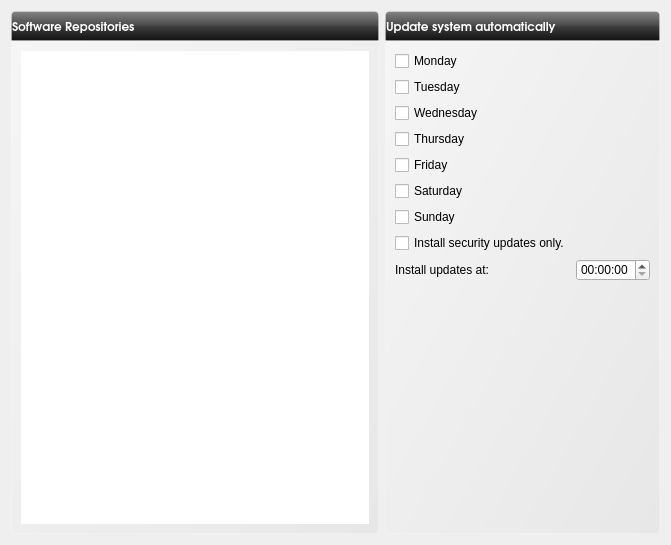
First picture: the form in 2.0/renan.cakirerk/ahenk/lider/lider/plugins/plugin_software/software.ui, repository pars-linux/uludag, before the edit.
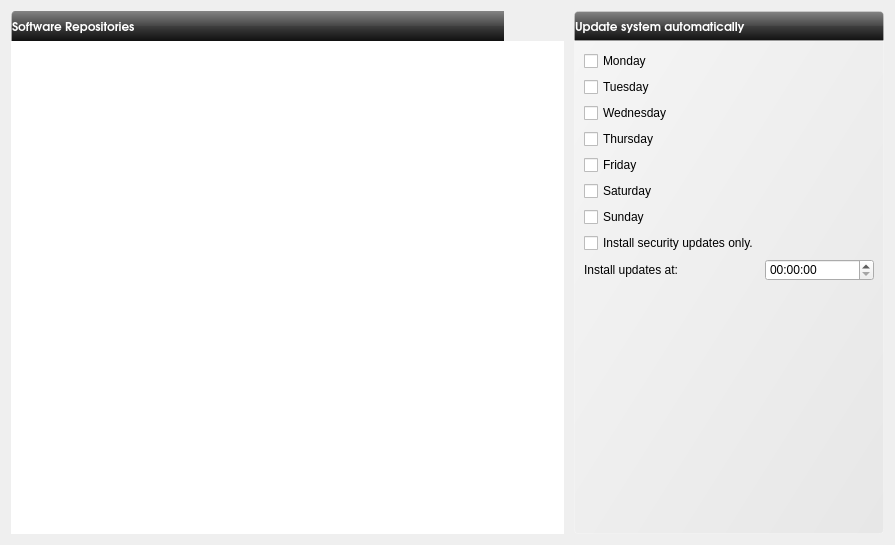
Second picture: the form after the edit. Icons and pictures are not drawn.

Commit message: add new repository action buttons

```diff
--- a/2.0/renan.cakirerk/ahenk/lider/lider/plugins/plugin_software/software.ui
+++ b/2.0/renan.cakirerk/ahenk/lider/lider/plugins/plugin_software/software.ui
@@ -6,7 +6,7 @@
    <rect>
     <x>0</x>
     <y>0</y>
-    <width>671</width>
+    <width>895</width>
     <height>545</height>
    </rect>
   </property>
@@ -26,56 +26,32 @@
 }</string>
   </property>
   <layout class="QGridLayout" name="gridLayout_3">
+   <property name="horizontalSpacing">
+    <number>10</number>
+   </property>
    <property name="verticalSpacing">
     <number>0</number>
    </property>
-   <item row="2" column="0">
-    <widget class="QGroupBox" name="groupBox">
-     <property name="sizePolicy">
-      <sizepolicy hsizetype="Preferred" vsizetype="Preferred">
-       <horstretch>3</horstretch>
-       <verstretch>0</verstretch>
-      </sizepolicy>
-     </property>
-     <property name="title">
-      <string/>
-     </property>
-     <property name="flat">
-      <bool>true</bool>
-     </property>
-     <layout class="QGridLayout" name="gridLayout_2">
-      <item row="0" column="0">
-       <widget class="QListWidget" name="listRepositories">
-        <property name="styleSheet">
-         <string notr="true">QListWidget {
-        show-decoration-selected: 1; /* make the selection span the entire width of the view */
-        color: #444444;
-		border: 0px;
-        font-size: 12px;
-        text-decoration: none;
-        background-color: qlineargradient(spread:pad, x1:0.5, y1:0, x2:0.516304,
-            y2:0.653, stop:0 rgba(171, 171, 171, 255), stop:1 rgba(255, 255, 255, 220));
-}</string>
-        </property>
-        <property name="iconSize">
-         <size>
-          <width>32</width>
-          <height>32</height>
-         </size>
-        </property>
-       </widget>
-      </item>
-     </layout>
-    </widget>
-   </item>
-   <item row="2" column="1">
+   <item row="4" column="2">
     <widget class="QGroupBox" name="groupUpdate">
      <property name="sizePolicy">
-      <sizepolicy hsizetype="Preferred" vsizetype="Preferred">
+      <sizepolicy hsizetype="Fixed" vsizetype="Preferred">
        <horstretch>1</horstretch>
        <verstretch>0</verstretch>
       </sizepolicy>
      </property>
+     <property name="minimumSize">
+      <size>
+       <width>310</width>
+       <height>0</height>
+      </size>
+     </property>
+     <property name="maximumSize">
+      <size>
+       <width>310</width>
+       <height>16777215</height>
+      </size>
+     </property>
      <property name="title">
       <string/>
      </property>
@@ -168,60 +144,23 @@
      </layout>
     </widget>
    </item>
-   <item row="0" column="0">
-    <widget class="QLabel" name="label_6">
-     <property name="minimumSize">
-      <size>
-       <width>260</width>
-       <height>30</height>
-      </size>
-     </property>
-     <property name="maximumSize">
-      <size>
-       <width>16777215</width>
-       <height>30</height>
-      </size>
-     </property>
-     <property name="font">
-      <font>
-       <family>URW Gothic L</family>
-       <pointsize>9</pointsize>
-       <weight>75</weight>
-       <bold>true</bold>
-       <underline>false</underline>
-      </font>
-     </property>
-     <property name="styleSheet">
-      <string notr="true">    background-color: qlineargradient(spread:pad, x1:0.5, y1:0, x2:0.5, y2:1, stop:0 rgba(132, 132, 132, 255), stop:0.501481 rgba(70, 70, 70, 255), stop:0.503057 rgba(62, 62, 62, 255), stop:1 rgba(16, 16, 16, 255));
-color:rgb(255,255,255);
-/*qlineargradient(spread:pad, x1:0.5, y1:1, x2:0.5, y2:0, stop:0 rgba(183, 100, 124, 255), stop:0.0212465 rgba(91, 33, 50, 255), stop:0.521739 rgba(152, 86, 105, 255), stop:0.527174 rgba(155, 98, 115, 255), stop:0.983696 rgba(184, 141, 153, 255), stop:1 rgba(220, 173, 186, 255));*/
-/*background-color: qlineargradient(spread:pad, x1:1, y1:1, x2:0, y2:0, stop:0 rgba(219, 219, 219, 100), stop:1 rgba(255, 255, 255, 100));*/
-border: 1px solid rgba(255,255,255,50);
-border-top-left-radius: 4px;
-border-top-right-radius: 4px;</string>
-     </property>
-     <property name="text">
-      <string>Software Repositories</string>
-     </property>
-     <property name="margin">
-      <number>5</number>
-     </property>
-     <property name="indent">
-      <number>0</number>
-     </property>
-    </widget>
-   </item>
-   <item row="0" column="1">
+   <item row="0" column="2">
     <widget class="QLabel" name="label_7">
+     <property name="sizePolicy">
+      <sizepolicy hsizetype="Fixed" vsizetype="Preferred">
+       <horstretch>0</horstretch>
+       <verstretch>0</verstretch>
+      </sizepolicy>
+     </property>
      <property name="minimumSize">
       <size>
-       <width>260</width>
+       <width>310</width>
        <height>30</height>
       </size>
      </property>
      <property name="maximumSize">
       <size>
-       <width>16777215</width>
+       <width>310</width>
        <height>30</height>
       </size>
      </property>
@@ -254,6 +193,162 @@
      </property>
     </widget>
    </item>
+   <item row="0" column="0">
+    <widget class="QWidget" name="widget" native="true">
+     <property name="sizePolicy">
+      <sizepolicy hsizetype="Expanding" vsizetype="Preferred">
+       <horstretch>0</horstretch>
+       <verstretch>0</verstretch>
+      </sizepolicy>
+     </property>
+     <layout class="QGridLayout" name="gridLayout_2">
+      <property name="margin">
+       <number>0</number>
+      </property>
+      <property name="spacing">
+       <number>0</number>
+      </property>
+      <item row="0" column="0">
+       <widget class="QLabel" name="label_6">
+        <property name="sizePolicy">
+         <sizepolicy hsizetype="Expanding" vsizetype="Preferred">
+          <horstretch>0</horstretch>
+          <verstretch>0</verstretch>
+         </sizepolicy>
+        </property>
+        <property name="minimumSize">
+         <size>
+          <width>260</width>
+          <height>30</height>
+         </size>
+        </property>
+        <property name="maximumSize">
+         <size>
+          <width>16777215</width>
+          <height>30</height>
+         </size>
+        </property>
+        <property name="font">
+         <font>
+          <family>URW Gothic L</family>
+          <pointsize>9</pointsize>
+          <weight>75</weight>
+          <bold>true</bold>
+          <underline>false</underline>
+         </font>
+        </property>
+        <property name="styleSheet">
+         <string notr="true">    background-color: qlineargradient(spread:pad, x1:0.5, y1:0, x2:0.5, y2:1, stop:0 rgba(132, 132, 132, 255), stop:0.501481 rgba(70, 70, 70, 255), stop:0.503057 rgba(62, 62, 62, 255), stop:1 rgba(16, 16, 16, 255));
+color:rgb(255,255,255);
+/*qlineargradient(spread:pad, x1:0.5, y1:1, x2:0.5, y2:0, stop:0 rgba(183, 100, 124, 255), stop:0.0212465 rgba(91, 33, 50, 255), stop:0.521739 rgba(152, 86, 105, 255), stop:0.527174 rgba(155, 98, 115, 255), stop:0.983696 rgba(184, 141, 153, 255), stop:1 rgba(220, 173, 186, 255));*/
+/*background-color: qlineargradient(spread:pad, x1:1, y1:1, x2:0, y2:0, stop:0 rgba(219, 219, 219, 100), stop:1 rgba(255, 255, 255, 100));*/
+border-radius: 0px;
+border: 0px;
+border-left: 1px solid rgba(255,255,255,50);
+border-top-left-radius: 4px;</string>
+        </property>
+        <property name="text">
+         <string>Software Repositories</string>
+        </property>
+        <property name="margin">
+         <number>5</number>
+        </property>
+        <property name="indent">
+         <number>0</number>
+        </property>
+       </widget>
+      </item>
+      <item row="0" column="1">
+       <widget class="QPushButton" name="pushRemoveRepo">
+        <property name="minimumSize">
+         <size>
+          <width>30</width>
+          <height>30</height>
+         </size>
+        </property>
+        <property name="maximumSize">
+         <size>
+          <width>29</width>
+          <height>16777215</height>
+         </size>
+        </property>
+        <property name="autoFillBackground">
+         <bool>false</bool>
+        </property>
+        <property name="styleSheet">
+         <string notr="true">border: 0px;
+border-radius: 0px;</string>
+        </property>
+        <property name="text">
+         <string/>
+        </property>
+        <property name="icon">
+         <iconset resource="software.qrc">
+          <normaloff>:/icons/remove48.png</normaloff>:/icons/remove48.png</iconset>
+        </property>
+        <property name="flat">
+         <bool>false</bool>
+        </property>
+       </widget>
+      </item>
+      <item row="0" column="2">
+       <widget class="QPushButton" name="pushAddRepo">
+        <property name="minimumSize">
+         <size>
+          <width>30</width>
+          <height>30</height>
+         </size>
+        </property>
+        <property name="maximumSize">
+         <size>
+          <width>30</width>
+          <height>16777215</height>
+         </size>
+        </property>
+        <property name="autoFillBackground">
+         <bool>false</bool>
+        </property>
+        <property name="styleSheet">
+         <string notr="true">border-radius: 0px;
+border: 0px;
+border-top-right-radius: 4px;</string>
+        </property>
+        <property name="text">
+         <string/>
+        </property>
+        <property name="icon">
+         <iconset resource="software.qrc">
+          <normaloff>:/icons/add48.png</normaloff>:/icons/add48.png</iconset>
+        </property>
+        <property name="flat">
+         <bool>false</bool>
+        </property>
+       </widget>
+      </item>
+     </layout>
+    </widget>
+   </item>
+   <item row="1" column="0" rowspan="4">
+    <widget class="QListWidget" name="listRepositories">
+     <property name="styleSheet">
+      <string notr="true">QListWidget {
+        show-decoration-selected: 1; /* make the selection span the entire width of the view */
+        color: #444444;
+		border: 0px;
+        font-size: 12px;
+        text-decoration: none;
+        background-color: qlineargradient(spread:pad, x1:0.5, y1:0, x2:0.516304,
+            y2:0.653, stop:0 rgba(171, 171, 171, 255), stop:1 rgba(255, 255, 255, 220));
+}</string>
+     </property>
+     <property name="iconSize">
+      <size>
+       <width>32</width>
+       <height>32</height>
+      </size>
+     </property>
+    </widget>
+   </item>
   </layout>
  </widget>
  <resources>
```
The commit also changes 6 other files.
